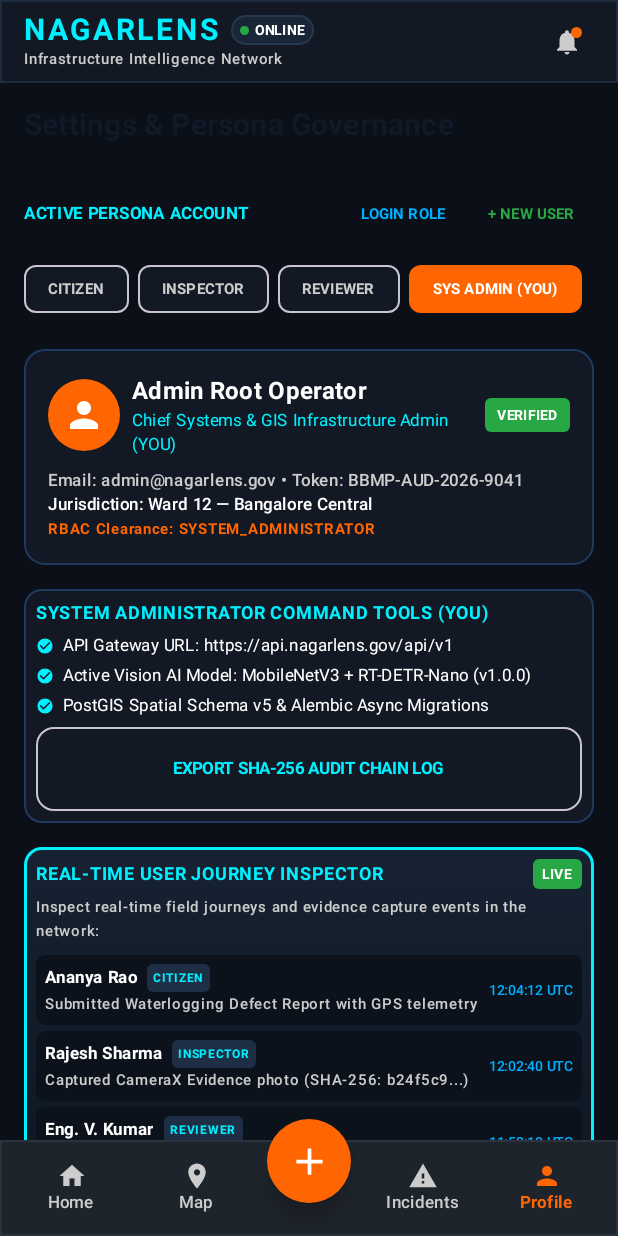
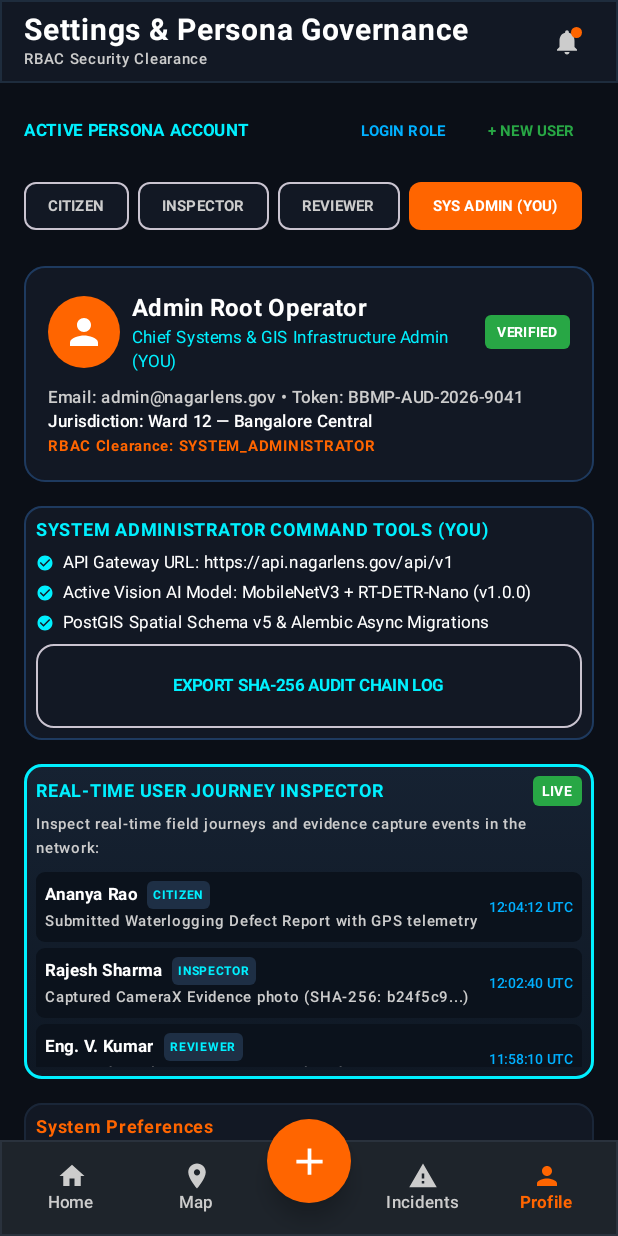
Before and after one commit to akashray398/NAGARLENS, an Android app built with Jetpack Compose: the screen it shows after launch (MainActivity), after a tap on "Profile", on a phone screen of 412 x 824 dp. Run offline under Robolectric (Android 15) with nearby library versions, the phone set to English and light mode, and no system bars; our stand-ins replace Dagger/Hilt's generated code, Room's generated code; 3 other taps on this screen came first.

Commit message:
'Topbar for everyscreen implemented

```diff
--- a/android/app/src/main/java/com/nagarlens/app/core/designsystem/component/NagarlensTopAppBar.kt
+++ b/android/app/src/main/java/com/nagarlens/app/core/designsystem/component/NagarlensTopAppBar.kt
@@ -10,7 +10,6 @@ import androidx.compose.foundation.layout.Spacer
 import androidx.compose.foundation.layout.fillMaxWidth
 import androidx.compose.foundation.layout.padding
 import androidx.compose.foundation.layout.size
-import androidx.compose.foundation.layout.statusBarsPadding
 import androidx.compose.foundation.layout.width
 import androidx.compose.foundation.shape.CircleShape
 import androidx.compose.foundation.shape.RoundedCornerShape
@@ -37,6 +36,9 @@ private val CyanAccent = Color(0xFF00F0FF)
 
 @Composable
 fun NagarlensTopAppBar(
+    title: String = "NAGARLENS",
+    subtitle: String? = "Infrastructure Intelligence Network",
+    showOnlineStatus: Boolean = false,
     modifier: Modifier = Modifier,
     onNotificationsClick: () -> Unit = {}
 ) {
@@ -45,7 +47,6 @@ fun NagarlensTopAppBar(
             .fillMaxWidth()
             .background(TopBarBackground)
             .border(width = 1.dp, color = BorderColor)
-            .statusBarsPadding()
             .padding(horizontal = NagarlensSpacing.medium, vertical = NagarlensSpacing.small)
     ) {
         Row(
@@ -56,12 +57,13 @@ fun NagarlensTopAppBar(
             Column {
                 Row(verticalAlignment = Alignment.CenterVertically) {
                     Text(
-                        text = "NAGARLENS",
+                        text = title,
                         style = MaterialTheme.typography.titleLarge,
-                        color = CyanAccent,
+                        color = if (title == "NAGARLENS") CyanAccent else Color.White,
                         fontWeight = FontWeight.Bold,
-                        letterSpacing = 1.8.sp
+                        letterSpacing = if (title == "NAGARLENS") 1.8.sp else 0.5.sp
                     )
+                    if (showOnlineStatus) {
                         Spacer(modifier = Modifier.width(NagarlensSpacing.small))
                         // Online Status Badge
                         Box(
@@ -83,12 +85,15 @@ fun NagarlensTopAppBar(
                             }
                         }
                     }
+                }
+                if (subtitle != null) {
                     Text(
-                    text = "Infrastructure Intelligence Network",
+                        text = subtitle,
                         style = MaterialTheme.typography.labelSmall,
                         color = Color.LightGray,
                         fontSize = 10.sp
                     )
+                }
             }
 
             // Top Right Notifications Bell Action Item
--- a/android/app/src/main/java/com/nagarlens/app/core/shell/NagarlensApp.kt
+++ b/android/app/src/main/java/com/nagarlens/app/core/shell/NagarlensApp.kt
@@ -42,11 +42,73 @@ fun NagarlensApp(
             Scaffold(
                 modifier = Modifier.fillMaxSize(),
                 topBar = {
-                    NagarlensTopAppBar(
-                        onNotificationsClick = {
-                            navController.navigate(NagarlensDestination.NOTIFICATIONS.route)
+                    // Pinned Fixed Non-Scrollable Top Bar customized for every screen
+                    when (currentRoute) {
+                        NagarlensDestination.HOME.route -> {
+                            NagarlensTopAppBar(
+                                title = "NAGARLENS",
+                                subtitle = "Infrastructure Intelligence Network",
+                                showOnlineStatus = true,
+                                onNotificationsClick = {
+                                    navController.navigate(NagarlensDestination.NOTIFICATIONS.route)
+                                }
+                            )
                         }
-                    )
+                        NagarlensDestination.MAP.route -> {
+                            NagarlensTopAppBar(
+                                title = "Living Map & Spatial Twin",
+                                subtitle = "Ward 12 — Bangalore Central",
+                                onNotificationsClick = {
+                                    navController.navigate(NagarlensDestination.NOTIFICATIONS.route)
+                                }
+                            )
+                        }
+                        NagarlensDestination.INCIDENTS.route -> {
+                            NagarlensTopAppBar(
+                                title = "Municipal Incidents & Work Orders",
+                                subtitle = "Emergency Work Order Dispatch",
+                                onNotificationsClick = {
+                                    navController.navigate(NagarlensDestination.NOTIFICATIONS.route)
+                                }
+                            )
+                        }
+                        NagarlensDestination.PROFILE.route -> {
+                            NagarlensTopAppBar(
+                                title = "Settings & Persona Governance",
+                                subtitle = "RBAC Security Clearance",
+                                onNotificationsClick = {
+                                    navController.navigate(NagarlensDestination.NOTIFICATIONS.route)
+                                }
+                            )
+                        }
+                        NagarlensDestination.ACTIVITY.route -> {
+                            NagarlensTopAppBar(
+                                title = "Evidence Audit Trail",
+                                subtitle = "SHA-256 Reality Captures",
+                                onNotificationsClick = {
+                                    navController.navigate(NagarlensDestination.NOTIFICATIONS.route)
+                                }
+                            )
+                        }
+                        NagarlensDestination.ANALYTICS.route -> {
+                            NagarlensTopAppBar(
+                                title = "Intelligence Analytics",
+                                subtitle = "City Infrastructure Metrics",
+                                onNotificationsClick = {
+                                    navController.navigate(NagarlensDestination.NOTIFICATIONS.route)
+                                }
+                            )
+                        }
+                        NagarlensDestination.NOTIFICATIONS.route -> {
+                            NagarlensTopAppBar(
+                                title = "Alerts & System Notifications",
+                                subtitle = "Real-Time Infrastructure Feeds",
+                                onNotificationsClick = {}
+                            )
+                        }
+                        // Camera capture mode has topBar = null for 100% viewfinder space
+                        else -> {}
+                    }
                 },
                 bottomBar = {
                     NagarlensBottomNavigationBar(
--- a/android/app/src/main/java/com/nagarlens/app/feature/activity/ActivityScreen.kt
+++ b/android/app/src/main/java/com/nagarlens/app/feature/activity/ActivityScreen.kt
@@ -31,7 +31,6 @@ import androidx.compose.ui.unit.dp
 import androidx.hilt.navigation.compose.hiltViewModel
 import com.nagarlens.app.core.designsystem.component.NagarlensCard
 import com.nagarlens.app.core.designsystem.component.NagarlensPrimaryButton
-import com.nagarlens.app.core.designsystem.component.NagarlensSectionHeader
 import com.nagarlens.app.core.designsystem.theme.AlertRed
 import com.nagarlens.app.core.designsystem.theme.NagarlensSpacing
 import com.nagarlens.app.core.designsystem.theme.SafetyGreen
@@ -68,8 +67,6 @@ fun ActivityScreen(
             .fillMaxSize()
             .padding(NagarlensSpacing.medium)
     ) {
-        NagarlensSectionHeader(title = "Investigation Command & Evidence Sync")
-
         // Active Investigation Command Center Section
         if (uiState.investigationsList.isNotEmpty()) {
             NagarlensCard(containerColor = Color(0xFF1E242B)) {
--- a/android/app/src/main/java/com/nagarlens/app/feature/analytics/AnalyticsScreen.kt
+++ b/android/app/src/main/java/com/nagarlens/app/feature/analytics/AnalyticsScreen.kt
@@ -25,7 +25,6 @@ import androidx.compose.ui.graphics.Color
 import androidx.compose.ui.text.font.FontWeight
 import androidx.hilt.navigation.compose.hiltViewModel
 import com.nagarlens.app.core.designsystem.component.NagarlensCard
-import com.nagarlens.app.core.designsystem.component.NagarlensSectionHeader
 import com.nagarlens.app.core.designsystem.theme.NagarlensSpacing
 import com.nagarlens.app.core.designsystem.theme.SafetyGreen
 import com.nagarlens.app.core.designsystem.theme.SignalAmber
@@ -43,8 +42,6 @@ fun AnalyticsScreen(
             .verticalScroll(rememberScrollState())
             .padding(NagarlensSpacing.medium)
     ) {
-        NagarlensSectionHeader(title = "Infrastructure Analytics & Health Metrics")
-
         // Time range filter chips
         LazyRow(
             horizontalArrangement = Arrangement.spacedBy(NagarlensSpacing.small),
--- a/android/app/src/main/java/com/nagarlens/app/feature/map/MapScreen.kt
+++ b/android/app/src/main/java/com/nagarlens/app/feature/map/MapScreen.kt
@@ -76,7 +76,6 @@ import androidx.hilt.navigation.compose.hiltViewModel
 import com.nagarlens.app.core.designsystem.component.NagarlensCard
 import com.nagarlens.app.core.designsystem.component.NagarlensPrimaryButton
 import com.nagarlens.app.core.designsystem.component.NagarlensSecondaryButton
-import com.nagarlens.app.core.designsystem.component.NagarlensSectionHeader
 import com.nagarlens.app.core.designsystem.theme.AlertRed
 import com.nagarlens.app.core.designsystem.theme.NagarlensSpacing
 import com.nagarlens.app.core.designsystem.theme.SafetyGreen
@@ -317,8 +316,6 @@ fun MapScreen(
                     .fillMaxSize()
                     .padding(NagarlensSpacing.medium)
             ) {
-                NagarlensSectionHeader(title = "Living Infrastructure Map & Spatial Twin")
-
                 Row(
                     modifier = Modifier.fillMaxWidth(),
                     horizontalArrangement = Arrangement.SpaceBetween,
--- a/android/app/src/main/java/com/nagarlens/app/feature/profile/ProfileScreen.kt
+++ b/android/app/src/main/java/com/nagarlens/app/feature/profile/ProfileScreen.kt
@@ -51,7 +51,6 @@ import androidx.compose.ui.unit.sp
 import androidx.hilt.navigation.compose.hiltViewModel
 import com.nagarlens.app.core.designsystem.component.NagarlensPrimaryButton
 import com.nagarlens.app.core.designsystem.component.NagarlensSecondaryButton
-import com.nagarlens.app.core.designsystem.component.NagarlensSectionHeader
 import com.nagarlens.app.core.designsystem.theme.AlertRed
 import com.nagarlens.app.core.designsystem.theme.NagarlensSpacing
 import com.nagarlens.app.core.designsystem.theme.SafetyGreen
@@ -80,8 +79,6 @@ fun ProfileScreen(
             .padding(horizontal = NagarlensSpacing.medium, vertical = NagarlensSpacing.small),
         verticalArrangement = Arrangement.spacedBy(NagarlensSpacing.medium)
     ) {
-        NagarlensSectionHeader(title = "Settings & Persona Governance")
-
         // 1. Role Persona Switcher Chips Bar
         Column(modifier = Modifier.fillMaxWidth()) {
             Row(
```
Lines whose indentation alone changed are shown as unchanged.
